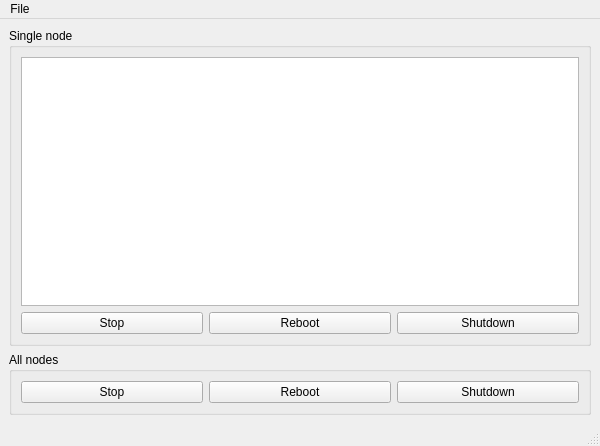
The window that src/status/control_gui.ss/src/MainWindow.ui (SafirSDK/safir-sdk-core) describes before a commit, drawn with Qt 5.
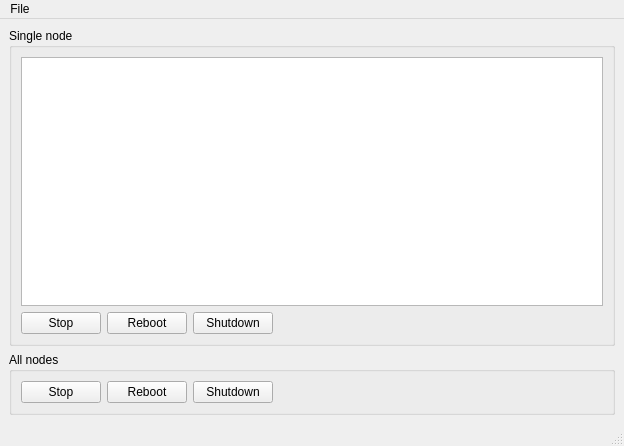
The same window after the commit.

What changed in the file:
```diff
--- a/src/status/control_gui.ss/src/MainWindow.ui
+++ b/src/status/control_gui.ss/src/MainWindow.ui
@@ -6,7 +6,7 @@
    <rect>
     <x>0</x>
     <y>0</y>
-    <width>600</width>
+    <width>624</width>
     <height>446</height>
    </rect>
   </property>
@@ -90,6 +90,19 @@
            </property>
           </widget>
          </item>
+         <item>
+          <spacer name="horizontalSpacer">
+           <property name="orientation">
+            <enum>Qt::Horizontal</enum>
+           </property>
+           <property name="sizeHint" stdset="0">
+            <size>
+             <width>40</width>
+             <height>20</height>
+            </size>
+           </property>
+          </spacer>
+         </item>
         </layout>
        </item>
       </layout>
@@ -152,6 +165,19 @@
          </property>
         </widget>
        </item>
+       <item>
+        <spacer name="horizontalSpacer_2">
+         <property name="orientation">
+          <enum>Qt::Horizontal</enum>
+         </property>
+         <property name="sizeHint" stdset="0">
+          <size>
+           <width>40</width>
+           <height>20</height>
+          </size>
+         </property>
+        </spacer>
+       </item>
       </layout>
      </widget>
     </item>
@@ -162,8 +188,8 @@
     <rect>
      <x>0</x>
      <y>0</y>
-     <width>600</width>
-     <height>27</height>
+     <width>624</width>
+     <height>28</height>
     </rect>
    </property>
    <widget class="QMenu" name="menuFile">
```
